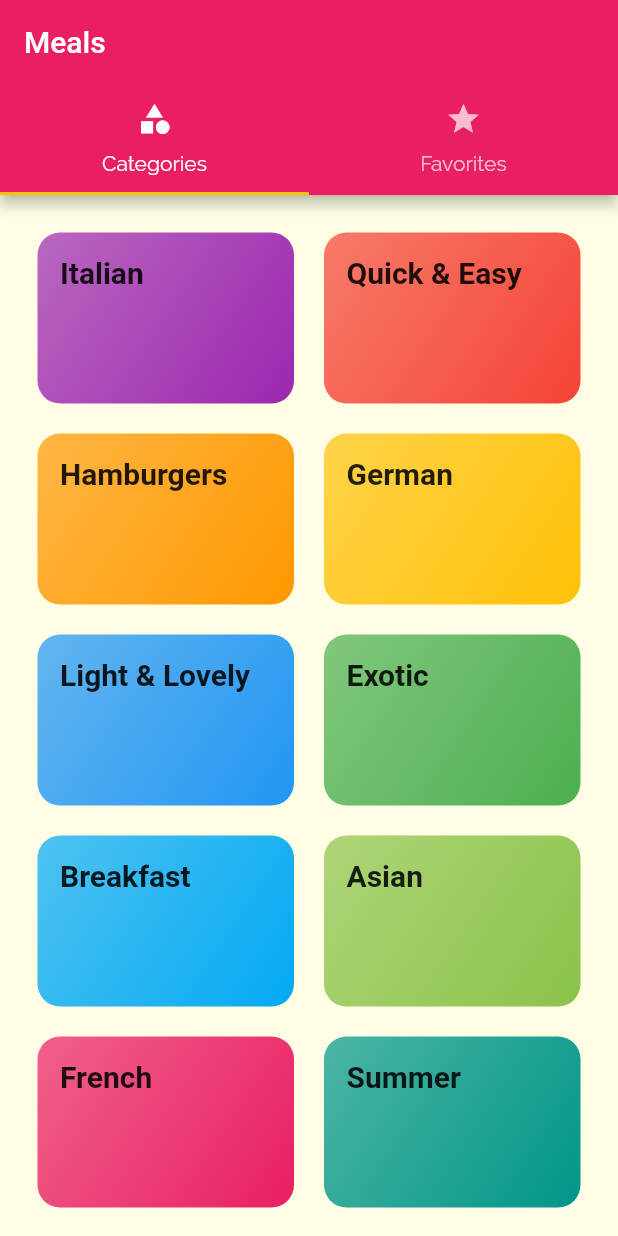
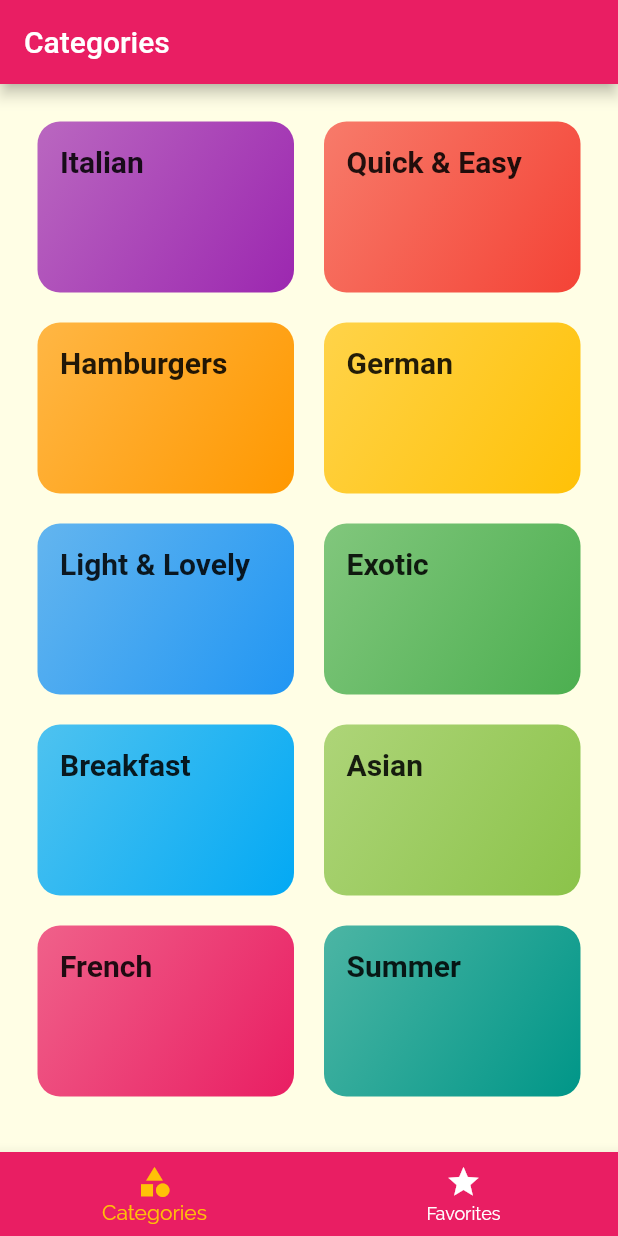
Before and after one commit to RCK-DEV/meals_app, a Flutter app: the screen it shows after launch, on a phone screen of 412 x 824 dp. Run offline on Flutter 3.47's test engine with Material 2 defaults, Android fonts, the phone set to English and light mode, and no system bars; Roboto replaces fonts that are missing (RobotoCondensed).

```diff
--- a/lib/screens/tabs_screen.dart
+++ b/lib/screens/tabs_screen.dart
@@ -8,26 +8,37 @@ class TabsScreen extends StatefulWidget {
 }
 
 class _TabsScreenState extends State<TabsScreen> {
+  final List<Map<String, dynamic>> _pages = [
+    {'page': CategoriesScreen(), 'title': 'Categories'},
+    {'page': FavoritesScreen(), 'title': 'Favorites'}
+  ];
+  int _selectedPageIndex = 0;
+
+  void _selectPage(int index) => setState(() => _selectedPageIndex = index);
+
   @override
   Widget build(BuildContext context) {
-    return DefaultTabController(
-      length: 2,
-      child: Scaffold(
-        appBar: AppBar(
-          title: Text('Meals'),
-          bottom: TabBar(tabs: [
-            Tab(
+    return Scaffold(
+      appBar: AppBar(
+        title: Text(_pages[_selectedPageIndex]['title']),
+      ),
+      body: _pages[_selectedPageIndex]['page'],
+      bottomNavigationBar: BottomNavigationBar(
+          selectedItemColor: Theme.of(context).colorScheme.secondary,
+          unselectedItemColor: Colors.white,
+          onTap: _selectPage,
+          backgroundColor: Theme.of(context).colorScheme.primary,
+          currentIndex: _selectedPageIndex,
+          items: [
+            BottomNavigationBarItem(
               icon: Icon(Icons.category),
-              text: 'Categories',
+              label: 'Categories',
             ),
-            Tab(
+            BottomNavigationBarItem(
               icon: Icon(Icons.star),
-              text: 'Favorites',
+              label: 'Favorites',
             ),
           ]),
-        ),
-        body: TabBarView(children: [CategoriesScreen(), FavoritesScreen()]),
-      ),
     );
   }
 }
```
Also changed, not shown: 3 other files.
